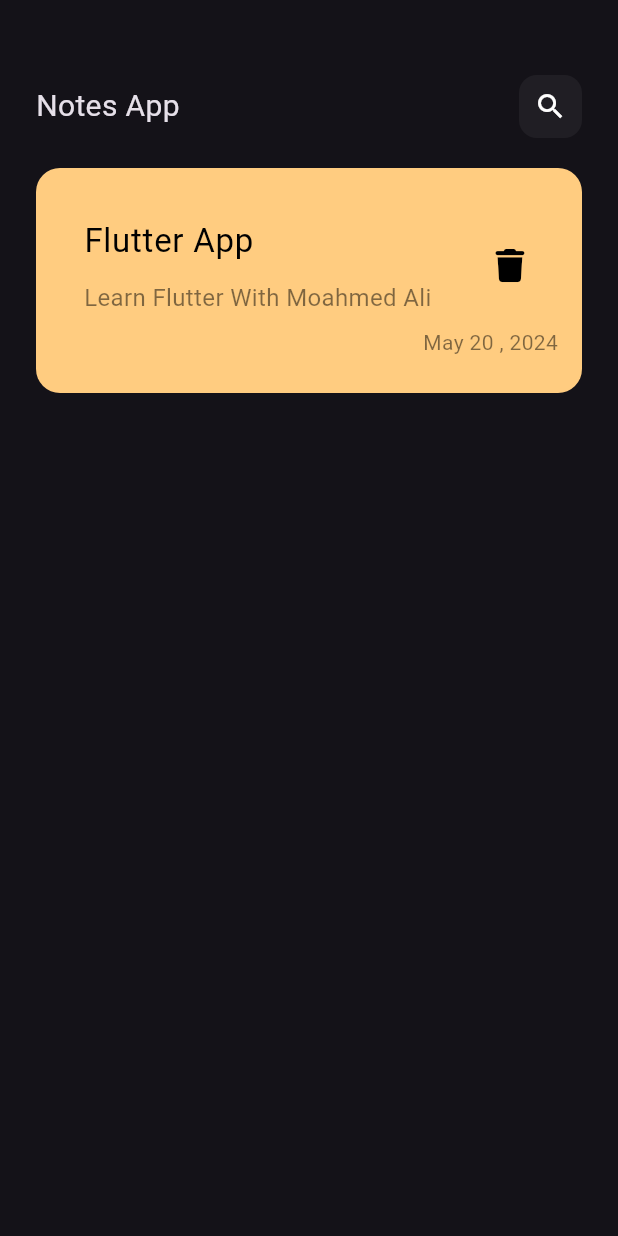
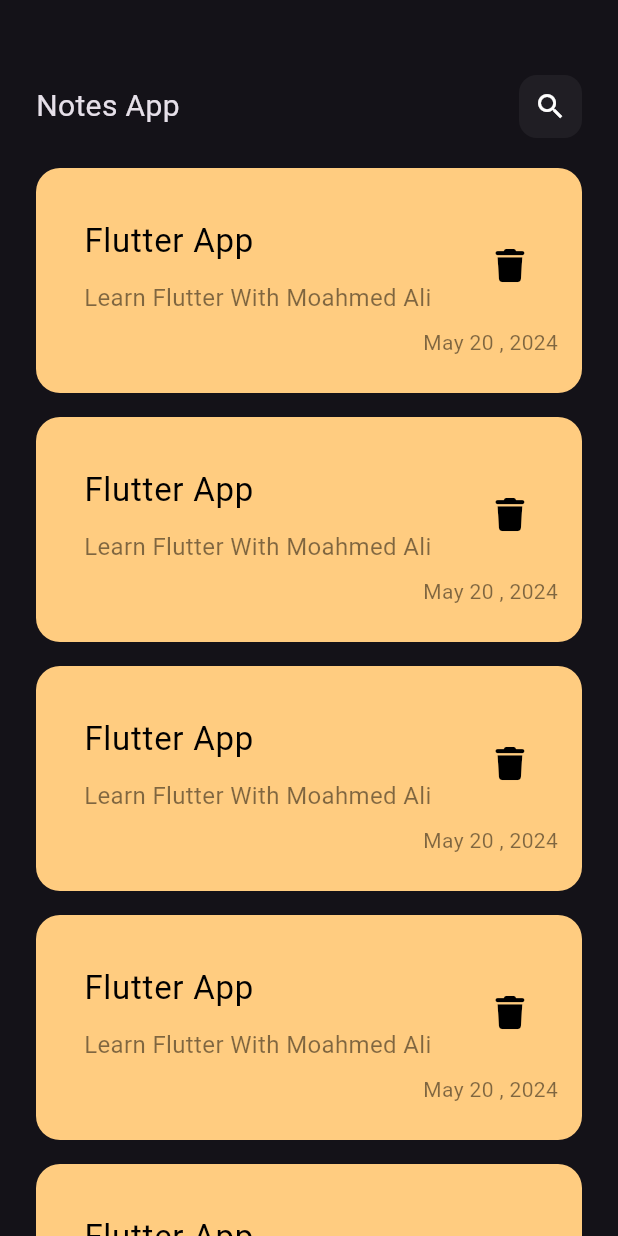
Before and after one commit to Mohamed-Yassien/bookly_hive, a Flutter app: the screen it shows after launch, on a phone screen of 412 x 824 dp. Run offline on Flutter 3.47's test engine with Material 3 defaults, Android fonts, the phone set to English and light mode, and no system bars; our stand-ins replace font_awesome_flutter.

Commit message:
notes list view

```diff
--- /dev/null
+++ b/lib/widgets/notes_list_view.dart
@@ -0,0 +1,23 @@
+import 'package:bookly_hive/widgets/notes_item.dart';
+import 'package:flutter/material.dart';
+
+class NotesListView extends StatelessWidget {
+  const NotesListView({
+    super.key,
+  });
+
+  @override
+  Widget build(BuildContext context) {
+    return ListView.separated(
+      itemBuilder: (context, index) {
+        return const NotesItem();
+      },
+      separatorBuilder: (context, index) {
+        return const SizedBox(
+          height: 16,
+        );
+      },
+      itemCount: 10,
+    );
+  }
+}
--- a/lib/widgets/notes_view_body.dart
+++ b/lib/widgets/notes_view_body.dart
@@ -1,6 +1,7 @@
 import 'package:bookly_hive/widgets/custom_app_bar.dart';
-import 'package:bookly_hive/widgets/notes_item.dart';
+import 'package:bookly_hive/widgets/notes_list_view.dart';
 import 'package:flutter/material.dart';
+import 'package:flutter/widgets.dart';
 
 class NotesViewBody extends StatelessWidget {
   const NotesViewBody({super.key});
@@ -18,7 +19,9 @@
           SizedBox(
             height: 20,
           ),
-          NotesItem(),
+          Expanded(
+            child: NotesListView(),
+          ),
         ],
       ),
     );
```
